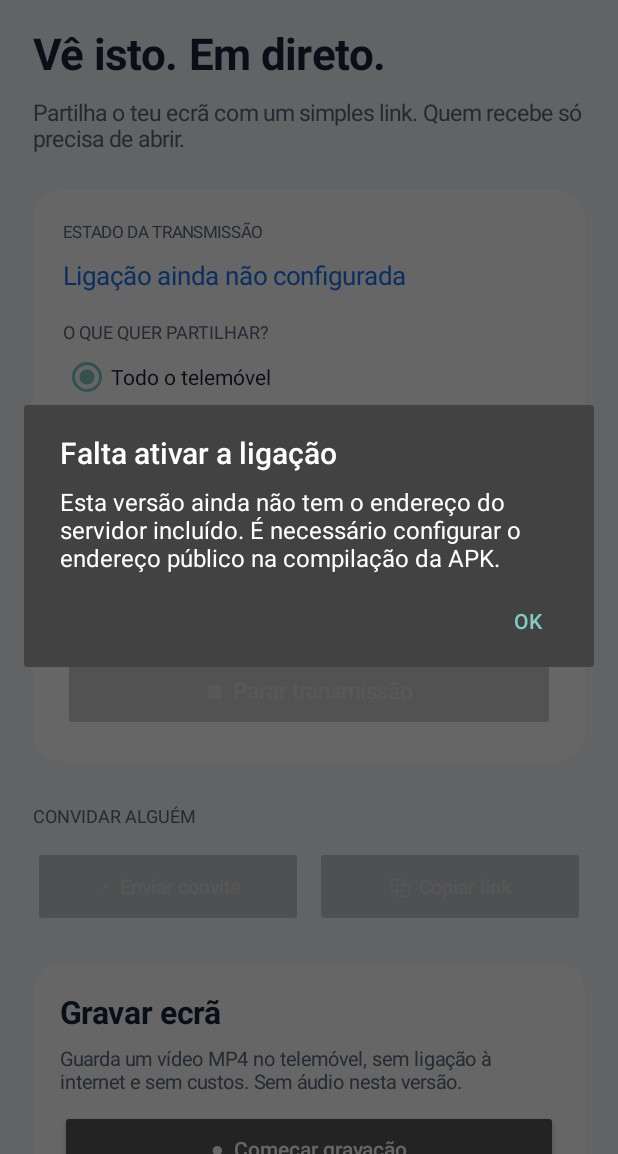
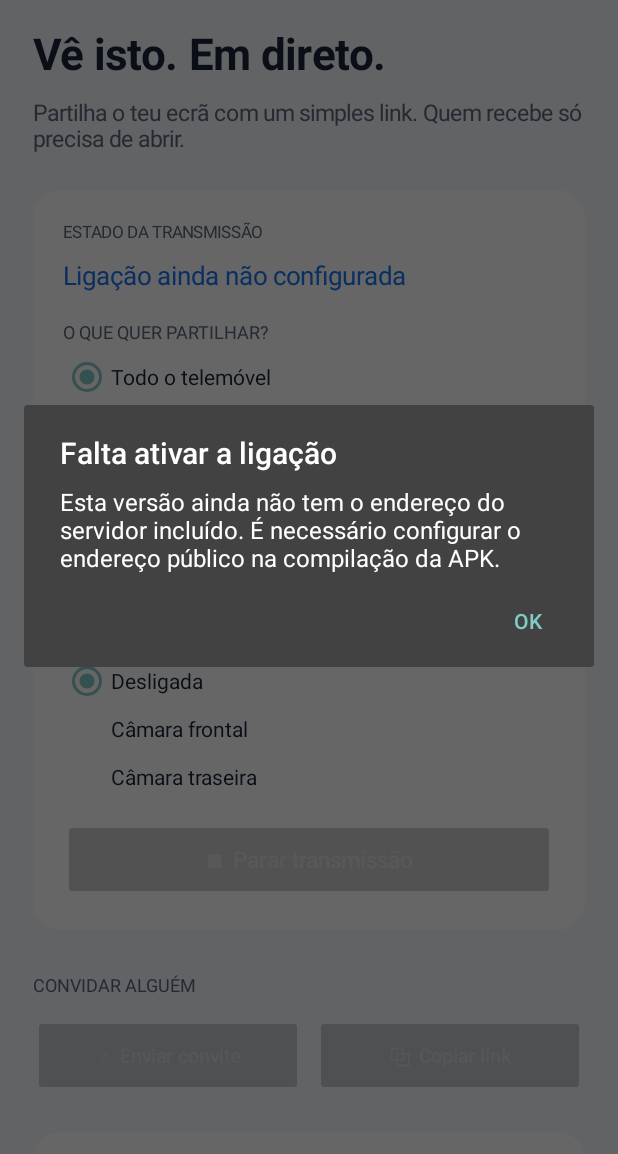
Before and after one commit to AMREIS1978/livestream, an Android app: the screen it shows after launch (MainActivity), after a tap on "▶ Partilhar o meu ecrã", on a phone screen of 412 x 824 dp, the part 82-1236 px from its top. Run offline under Robolectric (Android 15) with nearby library versions, the light colour scheme and no system bars.

Commit message:
Add optional off/front/rear camera selection and runtime permission

```diff
--- a/app/src/main/java/art/miguelreis/livestream/MainActivity.kt
+++ b/app/src/main/java/art/miguelreis/livestream/MainActivity.kt
@@ -15,6 +15,8 @@ import java.util.UUID
 class MainActivity : Activity() {
  private val requestCode = 123
  private val microphoneRequestCode = 126
+ private val cameraRequestCode = 127
+ private lateinit var cameraMode:RadioGroup
  private lateinit var micCheck:CheckBox
  private val recordRequestCode = 125
  private lateinit var recordButton:Button
@@ -69,6 +71,10 @@ class MainActivity : Activity() {
  }
 
  private fun begin() {
+  if(cameraMode.checkedRadioButtonId!=3000 && checkSelfPermission(Manifest.permission.CAMERA)!=PackageManager.PERMISSION_GRANTED){
+   requestPermissions(arrayOf(Manifest.permission.CAMERA),cameraRequestCode)
+   return
+  }
   if(micCheck.isChecked && checkSelfPermission(Manifest.permission.RECORD_AUDIO)!=PackageManager.PERMISSION_GRANTED){
    requestPermissions(arrayOf(Manifest.permission.RECORD_AUDIO),microphoneRequestCode)
    return
@@ -106,6 +112,7 @@ class MainActivity : Activity() {
   startButton.isEnabled = true
   saveLiveCheck.isEnabled=true
   micCheck.isEnabled=true
+  for(i in 0 until cameraMode.childCount)cameraMode.getChildAt(i).isEnabled=true
   for(i in 0 until captureMode.childCount)captureMode.getChildAt(i).isEnabled=Build.VERSION.SDK_INT>=34 || i==0
   recordButton.isEnabled=true
   stopRecordButton.isEnabled=false
@@ -169,6 +176,14 @@ class MainActivity : Activity() {
   card.addView(saveLiveCheck)
   micCheck=CheckBox(this).apply{text="Transmitir som do microfone";isChecked=false;setTextColor(Color.rgb(24,36,56))}
   card.addView(micCheck)
+  card.addView(label("CÂMARA NA TRANSMISSÃO (OPCIONAL)",12f,muted))
+  cameraMode=RadioGroup(this).apply{
+   orientation=RadioGroup.VERTICAL
+   addView(RadioButton(this@MainActivity).apply{id=3000;text="Desligada";isChecked=true;setTextColor(Color.rgb(24,36,56))})
+   addView(RadioButton(this@MainActivity).apply{id=3001;text="Câmara frontal";setTextColor(Color.rgb(24,36,56))})
+   addView(RadioButton(this@MainActivity).apply{id=3002;text="Câmara traseira";setTextColor(Color.rgb(24,36,56))})
+  }
+  card.addView(cameraMode)
   stopButton=Button(this).apply {
    text="■  Parar transmissão";textSize=15f;isAllCaps=false;isEnabled=false
    setOnClickListener {stopSharing()}
@@ -237,6 +252,10 @@ class MainActivity : Activity() {
 
  override fun onRequestPermissionsResult(requestCode:Int,permissions:Array<out String>,grantResults:IntArray){
   super.onRequestPermissionsResult(requestCode,permissions,grantResults)
+  if(requestCode==cameraRequestCode){
+   if(grantResults.firstOrNull()==PackageManager.PERMISSION_GRANTED)begin()
+   else{cameraMode.check(3000);Toast.makeText(this,"Câmara desativada",Toast.LENGTH_SHORT).show();begin()}
+  }
   if(requestCode==microphoneRequestCode){
    if(grantResults.firstOrNull()==PackageManager.PERMISSION_GRANTED)begin()
    else{micCheck.isChecked=false;Toast.makeText(this,"Microfone desativado",Toast.LENGTH_SHORT).show();begin()}
@@ -266,11 +285,13 @@ class MainActivity : Activity() {
     putExtra("sharedText",sharedText)
     putExtra("saveAlongside",saveLiveCheck.isChecked)
     putExtra("micEnabled",micCheck.isChecked)
+    putExtra("cameraMode",when(cameraMode.checkedRadioButtonId){3001->1;3002->2;else->0})
    })
    status.text = if(saveLiveCheck.isChecked) "A transmitir e gravar · a estabelecer ligação" else "Captura iniciada · a estabelecer ligação"
    startButton.isEnabled = false
    saveLiveCheck.isEnabled=false
    micCheck.isEnabled=false
+   for(i in 0 until cameraMode.childCount)cameraMode.getChildAt(i).isEnabled=false
    captureMode.isEnabled=false
    for(i in 0 until captureMode.childCount)captureMode.getChildAt(i).isEnabled=false
    recordButton.isEnabled=false
```
